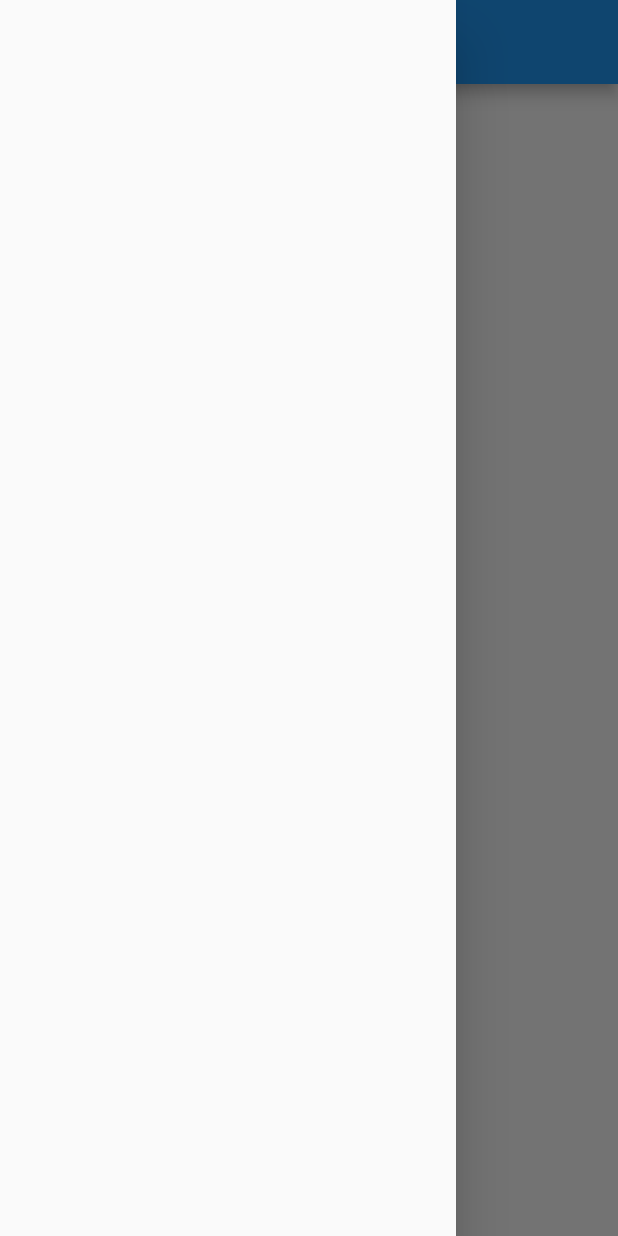
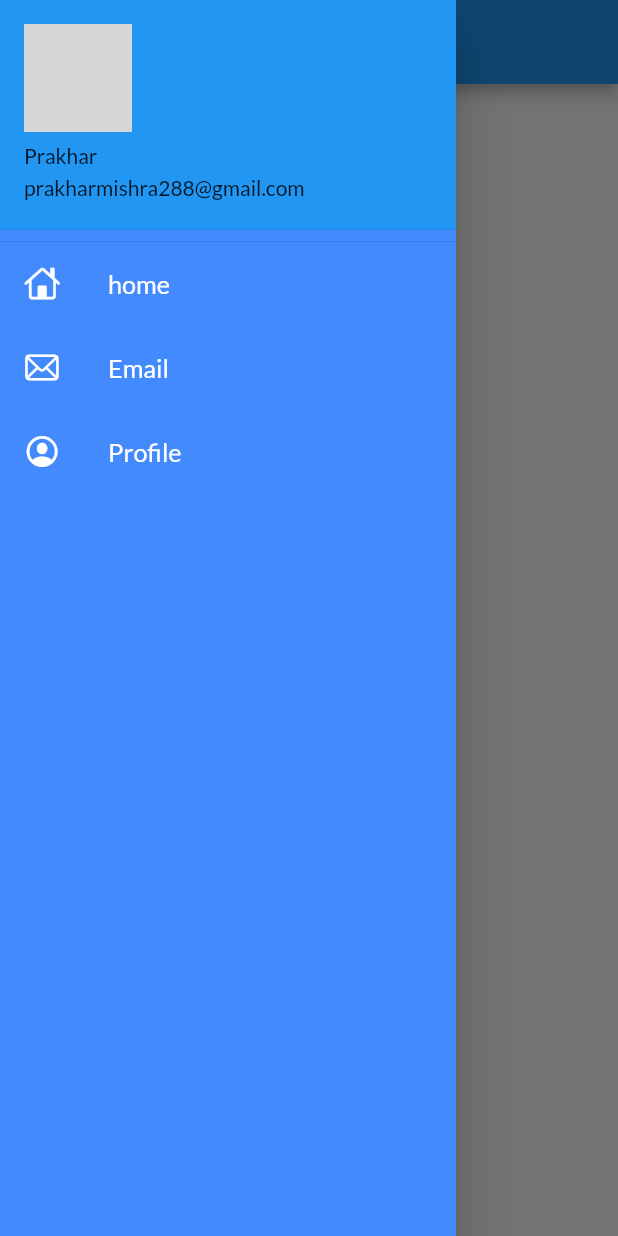
Before and after one commit to Prakhar-creator/flutter_login, a Flutter app: the home screen opened by its route, with the side drawer open, on a phone screen of 412 x 824 dp. Run offline on Flutter 3.47's test engine with Material 2 defaults, Android fonts, the phone set to English and light mode, and no system bars; our stand-ins replace google_fonts; network calls fail; grey boxes are pictures that could not be loaded.

Commit message:
Day 6 completed

```diff
--- a/lib/home.dart
+++ b/lib/home.dart
@@ -1,4 +1,5 @@
 import 'package:flutter/material.dart';
+import 'package:flutter_login/widgets/drawer.dart';
 
 class home extends StatelessWidget {
   const home({Key? key}) : super(key: key);
@@ -14,7 +15,7 @@ class home extends StatelessWidget {
           child: Text('Hello Flutter'),
         ),
       ),
-      drawer: Drawer(),
+      drawer: MyDrawer(),
     );
   }
 }
--- a/lib/main.dart
+++ b/lib/main.dart
@@ -1,6 +1,7 @@
 import 'package:flutter/material.dart';
 import 'package:flutter_login/utils/routes.dart';
 import 'package:google_fonts/google_fonts.dart';
+import 'package:flutter_login/widgets/drawer.dart';
 import 'home.dart';
 import 'login.dart';
 
@@ -12,13 +13,13 @@ class MyApp extends StatelessWidget {
   @override
   Widget build(BuildContext context) {
     return MaterialApp(
-      debugShowCheckedModeBanner: true,
+      debugShowCheckedModeBanner: false,
       theme: ThemeData(
         primarySwatch: Colors.blue,
         fontFamily: GoogleFonts.lato().fontFamily,
         primaryTextTheme: GoogleFonts.latoTextTheme(),
       ),
-      initialRoute: "/login",
+      initialRoute: PrakharRoutes.homeRoute,
       routes: {
         PrakharRoutes.homeRoute: (context) => home(),
         PrakharRoutes.loginRoute: (context) => login(),
--- /dev/null
+++ b/lib/widgets/drawer.dart
@@ -0,0 +1,63 @@
+import 'dart:ui';
+
+import 'package:flutter/cupertino.dart';
+import 'package:flutter/material.dart';
+import 'package:flutter/painting.dart';
+
+class MyDrawer extends StatelessWidget {
+  @override
+  Widget build(BuildContext context) {
+    final ImageUrl =
+        "https://media-exp1.licdn.com/dms/image/C5603AQEzeubEmQO-Sg/profile-displayphoto-shrink_200_200/0/1617099582030?e=1649289600&v=beta&t=2iwr32qLXzeTc-8bpviMALSMuWqQpnTZbOFE284M-lw";
+    return Drawer(
+      child: Container(
+        color: Colors.blueAccent,
+        child: ListView(
+          children: [
+            DrawerHeader(
+              padding: EdgeInsets.zero,
+              margin: EdgeInsets.zero,
+              child: UserAccountsDrawerHeader(
+                accountName: Text("Prakhar"),
+                accountEmail: Text("prakharmishra288@gmail.com"),
+                currentAccountPicture: CircleAvatar(
+                  backgroundImage: NetworkImage(ImageUrl),
+                ),
+              ),
+            ),
+            ListTile(
+                leading: Icon(
+                  CupertinoIcons.home,
+                  color: Colors.white,
+                ),
+                title: Text("home",
+                    textScaleFactor: 1.2,
+                    style: TextStyle(
+                      color: Colors.white,
+                    ))),
+            ListTile(
+                leading: Icon(
+                  CupertinoIcons.mail,
+                  color: Colors.white,
+                ),
+                title: Text("Email",
+                    textScaleFactor: 1.2,
+                    style: TextStyle(
+                      color: Colors.white,
+                    ))),
+            ListTile(
+                leading: Icon(
+                  CupertinoIcons.profile_circled,
+                  color: Colors.white,
+                ),
+                title: Text("Profile",
+                    textScaleFactor: 1.2,
+                    style: TextStyle(
+                      color: Colors.white,
+                    )))
+          ],
+        ),
+      ),
+    );
+  }
+}
```
Also changed, not shown: lib/login.dart (+45 -21 lines).
